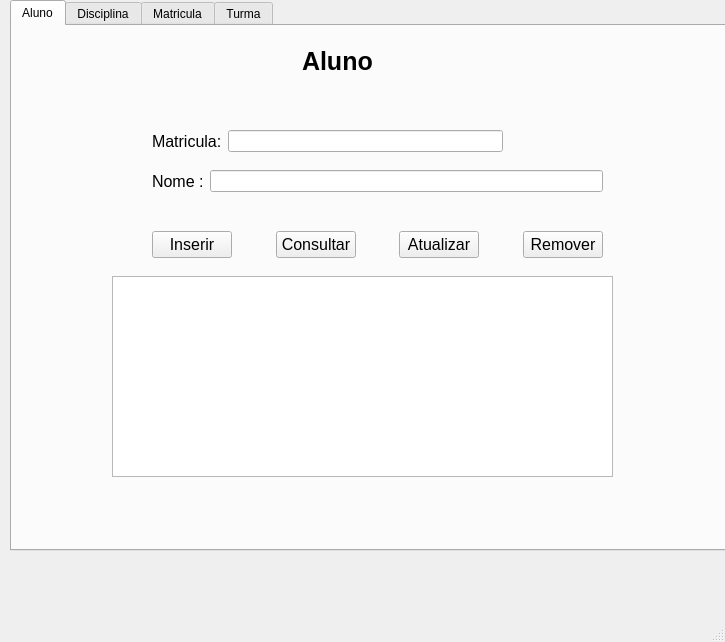
The window that mainwindow.ui (frezatti/Trabalho-Aluno) describes before a commit, drawn with Qt 5.
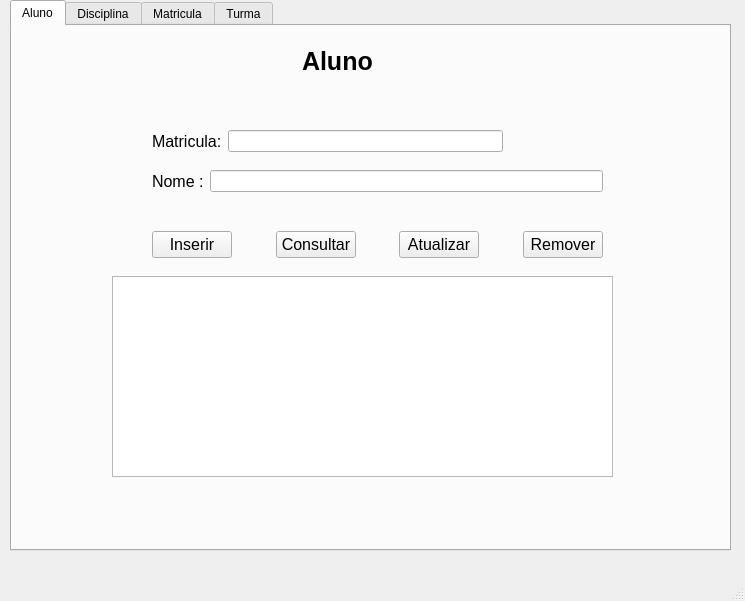
The same window after the commit. The open tabs and pages were chosen to show the change.

Patch:
```diff
--- a/mainwindow.ui
+++ b/mainwindow.ui
@@ -6,8 +6,8 @@
    <rect>
     <x>0</x>
     <y>0</y>
-    <width>725</width>
-    <height>642</height>
+    <width>745</width>
+    <height>601</height>
    </rect>
   </property>
   <property name="windowTitle">
```
Left out of the diff: 6 changed lines with no effect on the pictures.
